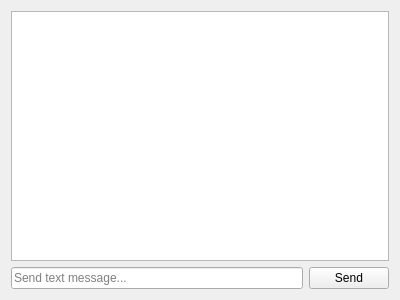
The window that instantmessagingwidget.ui (savoirfairelinux/jami-client-windows) describes before a commit, drawn with Qt 5.
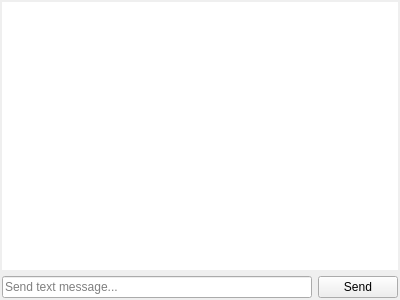
The same window after the commit. Icons and pictures are not drawn.

Patch:
```diff
--- a/instantmessagingwidget.ui
+++ b/instantmessagingwidget.ui
@@ -11,7 +11,7 @@
    </rect>
   </property>
   <property name="sizePolicy">
-   <sizepolicy hsizetype="Expanding" vsizetype="Fixed">
+   <sizepolicy hsizetype="Expanding" vsizetype="MinimumExpanding">
     <horstretch>0</horstretch>
     <verstretch>0</verstretch>
    </sizepolicy>
@@ -20,10 +20,28 @@
    <string/>
   </property>
   <layout class="QVBoxLayout" name="verticalLayout">
+   <property name="leftMargin">
+    <number>2</number>
+   </property>
+   <property name="topMargin">
+    <number>2</number>
+   </property>
+   <property name="rightMargin">
+    <number>2</number>
+   </property>
+   <property name="bottomMargin">
+    <number>2</number>
+   </property>
    <item>
     <widget class="QListView" name="messageOutput">
-     <property name="wordWrap">
-      <bool>true</bool>
+     <property name="frameShape">
+      <enum>QFrame::NoFrame</enum>
+     </property>
+     <property name="verticalScrollMode">
+      <enum>QAbstractItemView::ScrollPerPixel</enum>
+     </property>
+     <property name="horizontalScrollMode">
+      <enum>QAbstractItemView::ScrollPerPixel</enum>
      </property>
     </widget>
    </item>
```
